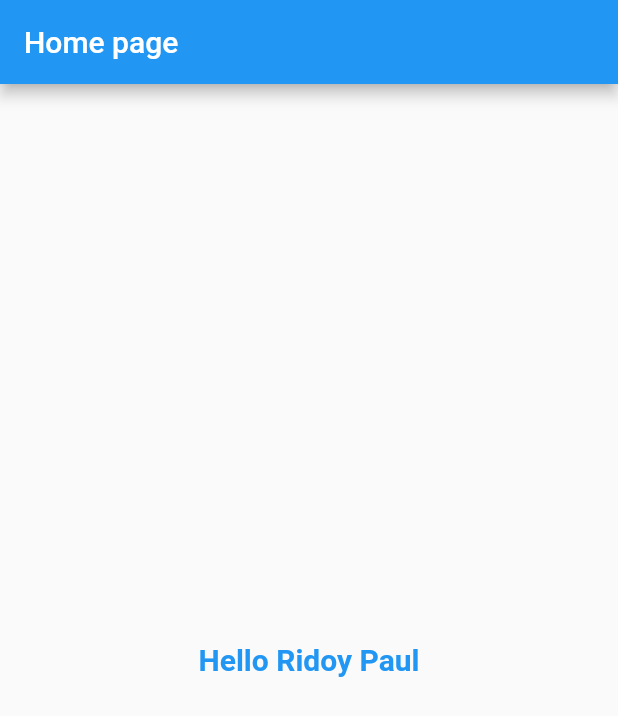
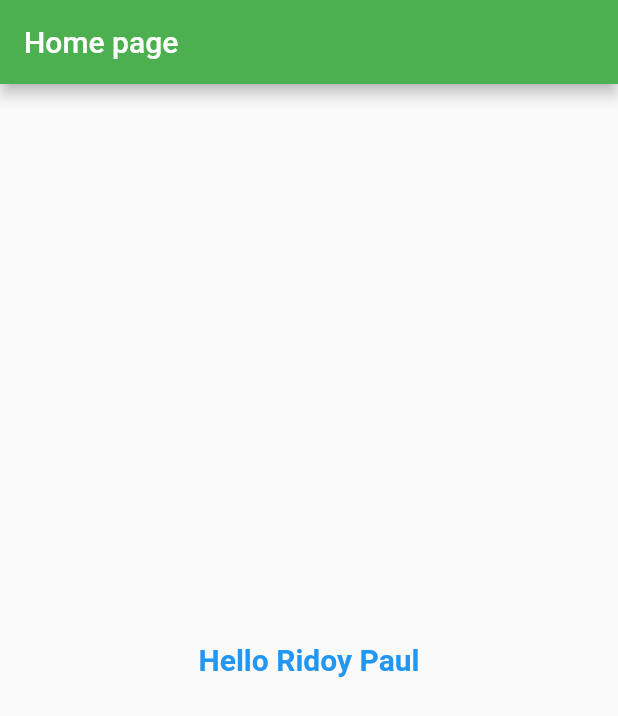
Before and after one commit to Ridoy-paul/flutter-practice, a Flutter app: the screen it shows after launch, on a phone screen of 412 x 824 dp. Shown: the top 716 px of the screen. Run offline on Flutter 3.47's test engine with Material 2 defaults, Android fonts, the phone set to English and light mode, and no system bars.

```diff
--- a/lib/basicFlow.dart
+++ b/lib/basicFlow.dart
@@ -12,7 +12,10 @@ class MyApp extends StatelessWidget {
   @override
   Widget build(BuildContext context) {
     /// MaterialApp
-    return const MaterialApp(home:HomeActivity());
+    return const MaterialApp(
+      debugShowCheckedModeBanner: false,
+        home:HomeActivity()
+    );
   }
 }
 
--- a/lib/main.dart
+++ b/lib/main.dart
@@ -12,7 +12,18 @@ class MyApp extends StatelessWidget {
   @override
   Widget build(BuildContext context) {
     /// MaterialApp
-    return const MaterialApp(home:HomeActivity());
+    return MaterialApp(
+      debugShowCheckedModeBanner: false,
+        theme: ThemeData(
+          primaryColor: Colors.red,
+          primarySwatch: Colors.green,
+          primaryColorDark: Colors.black,
+        ),
+        darkTheme: ThemeData(
+          primarySwatch: Colors.deepPurple,
+        ),
+        home:HomeActivity()
+    );
   }
 }
 
```
